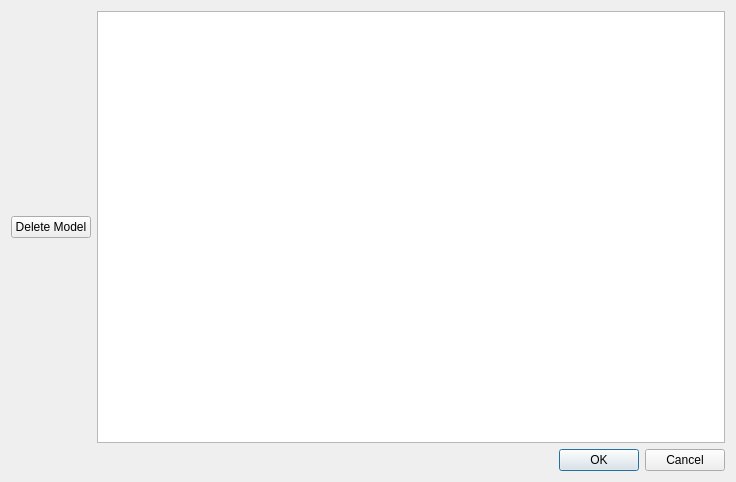
Qt form gui/uis/windows/open_model/open_model.ui (sjwbond/kaangui) before a commit.
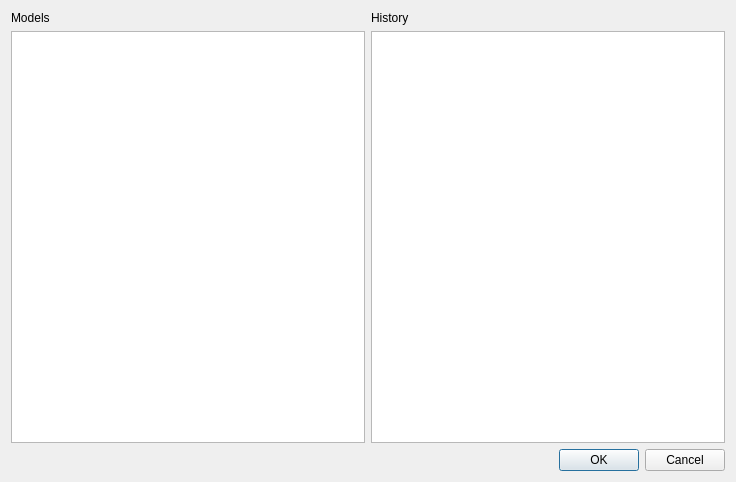
The same form after that commit.

Commit message: Add version history support

Diff of the .ui file:
```diff
--- a/gui/uis/windows/open_model/open_model.ui
+++ b/gui/uis/windows/open_model/open_model.ui
@@ -19,16 +19,30 @@
      <item>
       <layout class="QVBoxLayout" name="verticalLayout">
        <item>
-        <widget class="QPushButton" name="deleteModel">
+        <widget class="QLabel" name="label">
          <property name="text">
-          <string>Delete Model</string>
+          <string>Models</string>
          </property>
         </widget>
        </item>
+       <item>
+        <widget class="QListView" name="modelList"/>
+       </item>
       </layout>
      </item>
      <item>
-      <widget class="QListView" name="modelList"/>
+      <layout class="QVBoxLayout" name="verticalLayout_3">
+       <item>
+        <widget class="QLabel" name="label_2">
+         <property name="text">
+          <string>History</string>
+         </property>
+        </widget>
+       </item>
+       <item>
+        <widget class="QListView" name="versionList"/>
+       </item>
+      </layout>
      </item>
     </layout>
    </item>
```
The commit also changes 4 other files.
